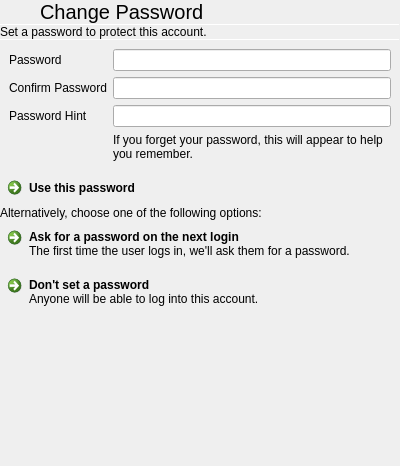
Old version of the form statuscenter/UsersPane/changepassworddialog.ui in the repository vicr123/theshell.
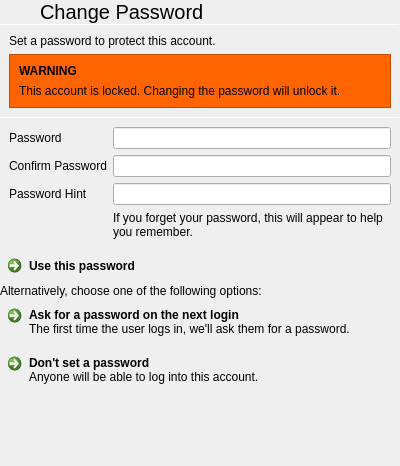
New version of the form. Icons and pictures are not drawn. Custom widgets are drawn as their Qt base class.

Commit message: Lock and unlock user

```diff
--- a/statuscenter/UsersPane/changepassworddialog.ui
+++ b/statuscenter/UsersPane/changepassworddialog.ui
@@ -113,14 +113,186 @@
         </widget>
        </item>
        <item>
-        <widget class="QLabel" name="label_29">
-         <property name="text">
-          <string>Set a password to protect this account.</string>
+        <layout class="QVBoxLayout" name="verticalLayout_2">
+         <property name="spacing">
+          <number>6</number>
          </property>
-         <property name="margin">
+         <property name="leftMargin">
           <number>9</number>
          </property>
-        </widget>
+         <property name="topMargin">
+          <number>9</number>
+         </property>
+         <property name="rightMargin">
+          <number>9</number>
+         </property>
+         <property name="bottomMargin">
+          <number>9</number>
+         </property>
+         <item>
+          <widget class="QLabel" name="label_29">
+           <property name="text">
+            <string>Set a password to protect this account.</string>
+           </property>
+          </widget>
+         </item>
+         <item>
+          <widget class="QFrame" name="lockedAccountWarning">
+           <property name="palette">
+            <palette>
+             <active>
+              <colorrole role="Text">
+               <brush brushstyle="SolidPattern">
+                <color alpha="255">
+                 <red>255</red>
+                 <green>255</green>
+                 <blue>255</blue>
+                </color>
+               </brush>
+              </colorrole>
+              <colorrole role="Base">
+               <brush brushstyle="SolidPattern">
+                <color alpha="255">
+                 <red>255</red>
+                 <green>100</green>
+                 <blue>0</blue>
+                </color>
+               </brush>
+              </colorrole>
+              <colorrole role="Window">
+               <brush brushstyle="SolidPattern">
+                <color alpha="255">
+                 <red>255</red>
+                 <green>100</green>
+                 <blue>0</blue>
+                </color>
+               </brush>
+              </colorrole>
+              <colorrole role="PlaceholderText">
+               <brush brushstyle="SolidPattern">
+                <color alpha="128">
+                 <red>255</red>
+                 <green>255</green>
+                 <blue>255</blue>
+                </color>
+               </brush>
+              </colorrole>
+             </active>
+             <inactive>
+              <colorrole role="Text">
+               <brush brushstyle="SolidPattern">
+                <color alpha="255">
+                 <red>255</red>
+                 <green>255</green>
+                 <blue>255</blue>
+                </color>
+               </brush>
+              </colorrole>
+              <colorrole role="Base">
+               <brush brushstyle="SolidPattern">
+                <color alpha="255">
+                 <red>255</red>
+                 <green>100</green>
+                 <blue>0</blue>
+                </color>
+               </brush>
+              </colorrole>
+              <colorrole role="Window">
+               <brush brushstyle="SolidPattern">
+                <color alpha="255">
+                 <red>255</red>
+                 <green>100</green>
+                 <blue>0</blue>
+                </color>
+               </brush>
+              </colorrole>
+              <colorrole role="PlaceholderText">
+               <brush brushstyle="SolidPattern">
+                <color alpha="128">
+                 <red>255</red>
+                 <green>255</green>
+                 <blue>255</blue>
+                </color>
+               </brush>
+              </colorrole>
+             </inactive>
+             <disabled>
+              <colorrole role="Text">
+               <brush brushstyle="SolidPattern">
+                <color alpha="127">
+                 <red>255</red>
+                 <green>255</green>
+                 <blue>255</blue>
+                </color>
+               </brush>
+              </colorrole>
+              <colorrole role="Base">
+               <brush brushstyle="SolidPattern">
+                <color alpha="255">
+                 <red>255</red>
+                 <green>100</green>
+                 <blue>0</blue>
+                </color>
+               </brush>
+              </colorrole>
+              <colorrole role="Window">
+               <brush brushstyle="SolidPattern">
+                <color alpha="255">
+                 <red>255</red>
+                 <green>100</green>
+                 <blue>0</blue>
+                </color>
+               </brush>
+              </colorrole>
+              <colorrole role="PlaceholderText">
+               <brush brushstyle="SolidPattern">
+                <color alpha="128">
+                 <red>231</red>
+                 <green>231</green>
+                 <blue>231</blue>
+                </color>
+               </brush>
+              </colorrole>
+             </disabled>
+            </palette>
+           </property>
+           <property name="autoFillBackground">
+            <bool>true</bool>
+           </property>
+           <property name="frameShape">
+            <enum>QFrame::StyledPanel</enum>
+           </property>
+           <property name="frameShadow">
+            <enum>QFrame::Raised</enum>
+           </property>
+           <layout class="QVBoxLayout" name="verticalLayout_3">
+            <item>
+             <widget class="QLabel" name="label_2">
+              <property name="font">
+               <font>
+                <weight>75</weight>
+                <bold>true</bold>
+               </font>
+              </property>
+              <property name="text">
+               <string>WARNING</string>
+              </property>
+             </widget>
+            </item>
+            <item>
+             <widget class="QLabel" name="label_3">
+              <property name="text">
+               <string>This account is locked. Changing the password will unlock it.</string>
+              </property>
+              <property name="wordWrap">
+               <bool>true</bool>
+              </property>
+             </widget>
+            </item>
+           </layout>
+          </widget>
+         </item>
+        </layout>
        </item>
        <item>
         <widget class="Line" name="line_7">
```
The commit also changes 32 other files.
